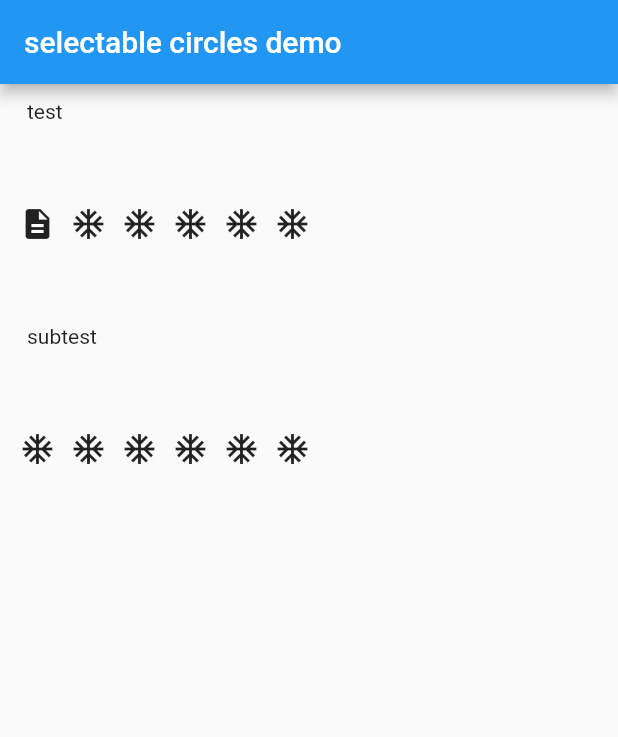
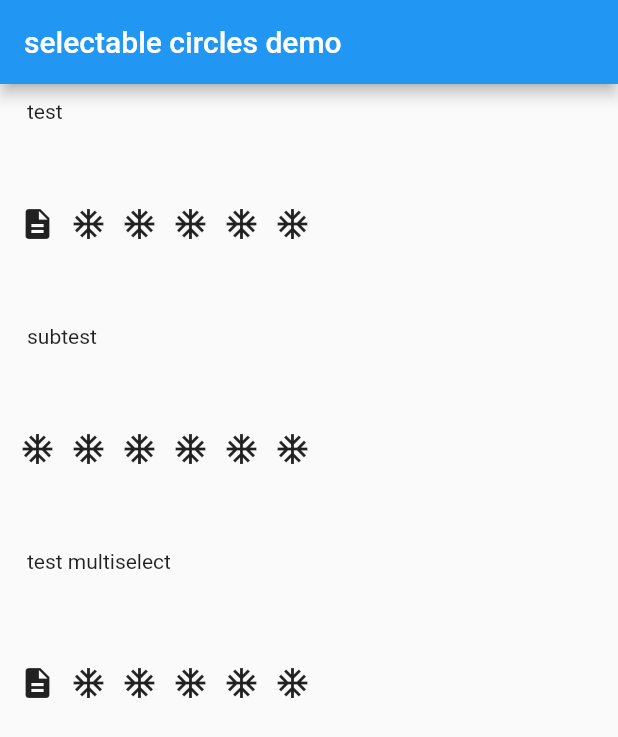
Before and after one commit to autlunatic/flutter_selectable_circles, a Flutter app: the screen it shows after launch, on a phone screen of 412 x 824 dp. Shown: the top 737 px of the screen. Run offline on Flutter 3.47's test engine with Material 2 defaults, Android fonts, the phone set to English and light mode, and no system bars; our stand-ins replace after_layout; missing offline and left inert: selectable_circle.

Commit message:
added mutliselect fixed itemwidth bug with subitems

```diff
--- a/example/lib/main.dart
+++ b/example/lib/main.dart
@@ -51,7 +51,22 @@ class _MyHomePageState extends State<MyHomePage> {
                   child: Text("subtest"),
                 ),
                 onTap: _onTapCircle,
-                initialValue: "6",
+                initialValue: "6|subsecond",
+                // hideSelection: true,
+              ),
+            ),
+            Padding(
+              padding: EdgeInsets.symmetric(horizontal: 8.0),
+              child: SelectableCircleList(
+                children: _buildItems(),
+                description: Padding(
+                  padding: const EdgeInsets.all(10.0),
+                  child: Text("test multiselect"),
+                ),
+                onTapMultiSelect: _onTapMulti,
+                initialValue: "1|3|6",
+                itemWidth: 110,
+                canMultiselect: true,
                 // hideSelection: true,
               ),
             ),
@@ -63,15 +78,20 @@ class _MyHomePageState extends State<MyHomePage> {
 
   List<SelectableCircleItem> _buildItems() {
     return <SelectableCircleItem>[
+      SelectableCircleItem(Icon(Icons.description), "first", "1", Colors.red),
+      SelectableCircleItem(Icon(Icons.ac_unit), "second", "2", Colors.orange,
+          subItemList: [
+            SelectableCircleSubItem("subfirst", "subfirst"),
+            SelectableCircleSubItem("subsecond", "subsecond"),
+            SelectableCircleSubItem("subthird", "subthird"),
+            SelectableCircleSubItem("subfourth", "subfourth"),
+            SelectableCircleSubItem("subfifth", "subfifth"),
+            SelectableCircleSubItem("subsixth", "subsixth"),
+          ]),
+      SelectableCircleItem(Icon(Icons.ac_unit), "third", "3", Colors.blue),
       SelectableCircleItem(
-          Icon(Icons.description), "first", "first", Colors.red),
-      SelectableCircleItem(
-          Icon(Icons.ac_unit), "second", "second", Colors.orange),
-      SelectableCircleItem(Icon(Icons.ac_unit), "third", "third", Colors.blue),
-      SelectableCircleItem(
-          Icon(Icons.ac_unit), "may the 4th", "forth", Colors.green),
-      SelectableCircleItem(
-          Icon(Icons.ac_unit), "fifth", "fifth", Colors.orange),
+          Icon(Icons.ac_unit), "may the 4th", "4", Colors.green),
+      SelectableCircleItem(Icon(Icons.ac_unit), "fifth", "5", Colors.orange),
       SelectableCircleItem(
         Icon(Icons.ac_unit),
         "6",
@@ -92,4 +112,8 @@ class _MyHomePageState extends State<MyHomePage> {
   _onTapCircle(String value, String subvalue) {
     print("tapped $value $subvalue");
   }
+
+  _onTapMulti(List<String> values) {
+    print(values);
+  }
 }
--- a/lib/selectable_circle_list.dart
+++ b/lib/selectable_circle_list.dart
@@ -22,6 +22,8 @@ class SelectableCircleList extends StatefulWidget {
       this.onTap,
       this.itemWidth,
       String initialValue,
+      this.canMultiselect = false,
+      this.onTapMultiSelect,
       bool hideSelection})
       : initialValue = initialValue ?? "",
         hideSelection = hideSelection ?? false;
@@ -38,12 +40,18 @@ class SelectableCircleList extends StatefulWidget {
   /// when one of the circles is tapped this function is called
   final Function(String value, String subvalue) onTap;
 
+  /// when one of the circles is tapped this function is called
+  final Function(List<String> values) onTapMultiSelect;
+
   /// displays the List with the initial Value selected
   /// Subitemvalues are separated with |
   final String initialValue;
 
   /// width of a item, if null it is calculated that 4 circles fit the screen
   final double itemWidth;
+
+  /// can select more than one item, Attention! Subitems are disabled
+  final bool canMultiselect;
 
   /// on tap of the circle it is selected,
   /// otherwise only the tap event is called
@@ -54,7 +62,7 @@ class SelectableCircleList extends StatefulWidget {
 
 class _SelectableCircleListState extends State<SelectableCircleList>
     with AfterLayoutMixin<SelectableCircleList> {
-  String _value;
+  final _values = <String>[];
   bool oneIsSelected = false;
   final _selectedKey = GlobalKey();
   final _descriptionKey = GlobalKey();
@@ -74,11 +82,13 @@ class _SelectableCircleListState extends State<SelectableCircleList>
         child: Align(
             alignment: Alignment.centerLeft, child: widget.subDescription));
     final selectedList =
-        widget.children.where((item) => _value.startsWith("${item.value}"));
+        widget.children.where((item) => _values.contains("${item.value}"));
     final selected = selectedList.isNotEmpty ? selectedList.first : null;
-    final needChilds = _value.isNotEmpty &&
+    final needChilds = !widget.canMultiselect &&
+        _values.isNotEmpty &&
         (selected != null) &&
         (selected.subItemList != null && selected.subItemList.isNotEmpty);
+    final circleWidth = calcCircleWidth();
     final rowHeight = calcCircleWidth() + 16.0;
     final out = Container(
       child: Column(
@@ -86,7 +96,8 @@ class _SelectableCircleListState extends State<SelectableCircleList>
           descriptionContainer,
           Container(
             height: rowHeight,
-            child: widget.children.length < 5
+            child: widget.children.length * circleWidth <
+                    MediaQuery.of(context).size.width - 20
                 ? SingleChildScrollView(
                     child: Row(
                       mainAxisAlignment: MainAxisAlignment.spaceEvenly,
@@ -153,11 +164,12 @@ class _SelectableCircleListState extends State<SelectableCircleList>
       description: subDescriptionContainer,
       onTap: _onTapChild,
       initialValue: initialValue,
+      itemWidth: widget.itemWidth,
     );
   }
 
   Padding _buildCircle(SelectableCircleItem sci) {
-    final isSelected = !widget.hideSelection && _value.startsWith(sci.value);
+    final isSelected = !widget.hideSelection && _values.contains(sci.value);
     final circleWidth = calcCircleWidth();
     final padding = Padding(
       padding: EdgeInsets.symmetric(horizontal: 5.0),
@@ -171,10 +183,7 @@ class _SelectableCircleListState extends State<SelectableCircleList>
         child: sci.centerWidget,
         bottomDescription: Text(sci.description),
         onTap: () {
-          setState(() {
-            _value = "${sci.value}";
-          });
-          widget.onTap(sci.value, "");
+          doOnTap(sci.value);
         },
       ),
     );
@@ -185,13 +194,16 @@ class _SelectableCircleListState extends State<SelectableCircleList>
   }
 
   _onTapChild(String value, String subValue) {
-    widget.onTap(_value, value);
+    widget.onTap(_values[0], value);
   }
 
   @override
   void initState() {
     super.initState();
-    _value = widget.initialValue;
+    if (widget.initialValue != null && widget.initialValue.isNotEmpty) {
+      _values.addAll(widget.initialValue.split("|"));
+      print(_values);
+    }
   }
 
   @override
@@ -205,4 +217,28 @@ class _SelectableCircleListState extends State<SelectableCircleList>
   double calcCircleWidth() {
     return widget.itemWidth ?? (MediaQuery.of(context).size.width - 20) / 4;
   }
+
+  void doOnTap(String value) {
+    print(widget.canMultiselect);
+    if (widget.canMultiselect) {
+      setState(() {
+        if (_values.contains(value)) {
+          _values.remove(value);
+        } else {
+          _values.add(value);
+        }
+      });
+      if (widget.onTapMultiSelect != null) {
+        widget.onTapMultiSelect(_values);
+      }
+    } else {
+      _values.clear();
+      setState(() {
+        _values.add(value);
+      });
+      if (widget.onTap != null) {
+        widget.onTap(value, "");
+      }
+    }
+  }
 }
--- a/pubspec.yaml
+++ b/pubspec.yaml
@@ -1,7 +1,7 @@
 name: selectable_circle_list
 description: A Flutter widget for displaying the Selectable_circle widget in a list.
   it is also possible to display subitems of the selectable circle
-version: 0.1.1
+version: 0.1.2
 author: autlunatic <autlunatic@gmail.com>
 homepage: https://github.com/autlunatic/flutter_selectable_circles
 
```
Also changed, not shown: example/pubspec.lock, pubspec.lock, 1 other file.
